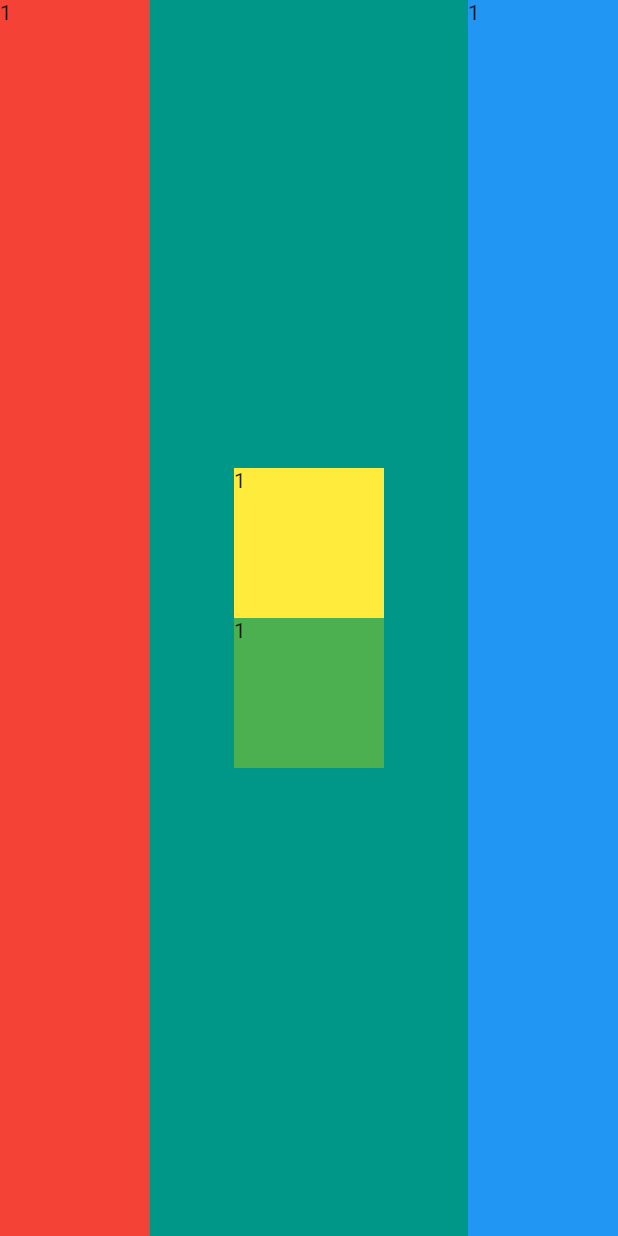
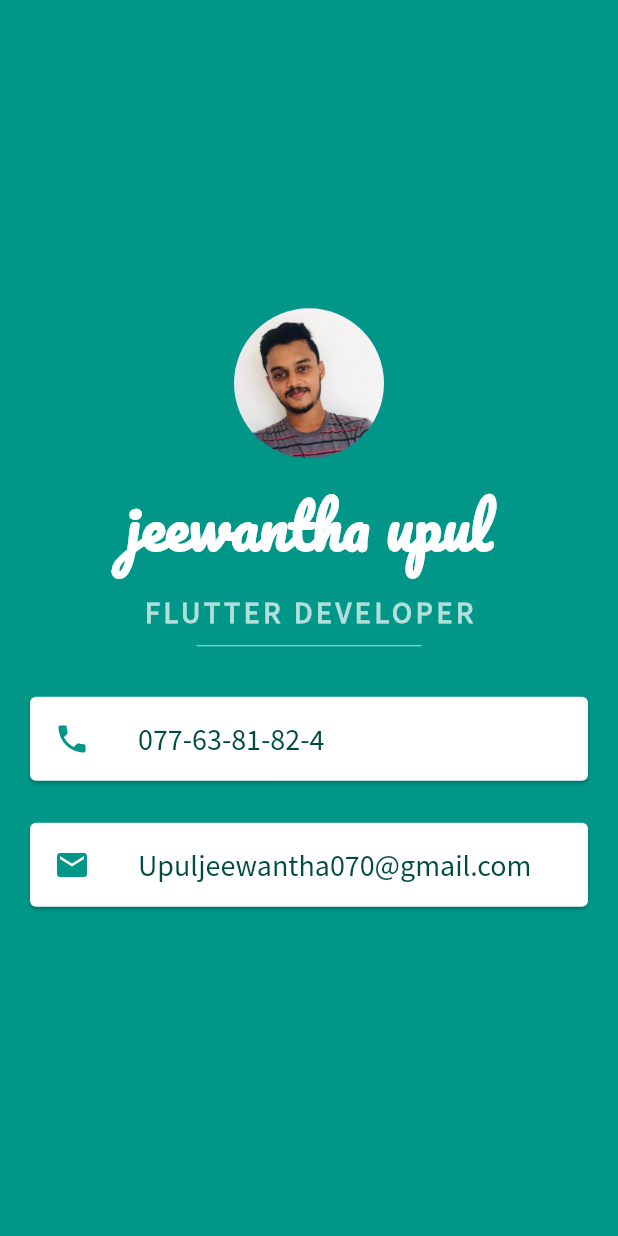
Before and after one commit to jeewantha-upul/Flutter_Course_Angela, a Flutter app: the screen it shows after launch, on a phone screen of 412 x 824 dp. Run offline on Flutter 3.47's test engine with Material 2 defaults, Android fonts, the phone set to English and light mode, and no system bars.

Commit message:
ui finished

```diff
--- a/mi_card/lib/main.dart
+++ b/mi_card/lib/main.dart
@@ -12,39 +12,78 @@ class MyApp extends StatelessWidget {
       home: Scaffold(
         backgroundColor: Colors.teal,
         body: SafeArea(
-          child:Row(
-            mainAxisAlignment: MainAxisAlignment.spaceBetween,
-            crossAxisAlignment: CrossAxisAlignment.stretch,
+          child: Column(
+            mainAxisAlignment: MainAxisAlignment.center,
             children: [
-              Container(
-                width: 100,
-                color: Colors.red,
-                child: Text('1'),
+              CircleAvatar(
+                radius: 50.0,
+                backgroundImage: AssetImage('images/my.jpg'),
               ),
-              Column(
-                mainAxisAlignment: MainAxisAlignment.center,
-                children: [
-                  Container(
-                    width: 100,
-                    height: 100,
-                    color: Colors.yellow,
-                    child: Text('1'),
+              SizedBox(height: 10.0,),
+              Text(
+                'jeewantha upul',
+                style: TextStyle(
+                    fontFamily: "Pacifico",
+                    fontSize: 40.0,
+                    color: Colors.white,
+                    fontWeight: FontWeight.bold),
+              ), SizedBox(height: 10.0,),
+              Text(
+                'FLUTTER DEVELOPER',
+                style: TextStyle(
+                    fontFamily: "Source Sans",
+                    fontSize: 20.0,
+                    color: Colors.teal[100],
+                    fontWeight: FontWeight.bold,
+                    letterSpacing: 2.5),
+              ),
+              SizedBox(
+                height: 20.0,
+                width: 150,
+                child: Divider(
+                  color: Colors.teal[100],
+                ),
+              ), SizedBox(height: 10.0,),
+              Padding(
+                padding: const EdgeInsets.symmetric(vertical: 10.0 ,horizontal: 16.0),
+                child: Card(
+                  child: ListTile(
+                    leading: Icon(
+                      Icons.phone,
+                      color: Colors.teal,
+                    ),
+                    title: Text(
+                      '077-63-81-82-4',
+                      style: TextStyle(
+                        fontFamily: 'Source Sans',
+                        fontSize: 20.0,
+                        color: Colors.teal[900]
+                      ),
+                    ),
                   ),
-                  Container(
-                    width: 100,
-                    height: 100,
-                    color: Colors.green,
-                    child: Text('1'),
-                  )
-                ],
+                ),
               ),
-              Container(
-                width: 100,
-                color: Colors.blue,
-                child: Text('1'),
-              ),
+              Padding(
+                padding: const EdgeInsets.symmetric(vertical: 10.0 ,horizontal: 16.0),
+                child: Card(
+                  child: ListTile(
+                    leading: Icon(
+                      Icons.email,
+                      color: Colors.teal,
+                    ),
+                    title: Text(
+                      'Upuljeewantha070@gmail.com',
+                      style: TextStyle(
+                          fontFamily: 'Source Sans',
+                          fontSize: 20.0,
+                          color: Colors.teal[900]
+                      ),
+                    ),
+                  ),
+                ),
+              )
             ],
-          )  ,
+          ),
         ),
       ),
     );
```
Also changed, not shown: mi_card/pubspec.yaml (+11 -9 lines), mi_card/fonts/Pacifico-Regular.ttf (added), mi_card/fonts/SourceSansPro-Regular.ttf (added), mi_card/images/my.jpg (added).
